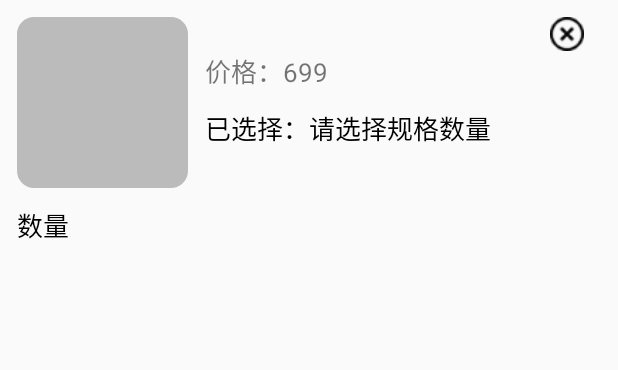
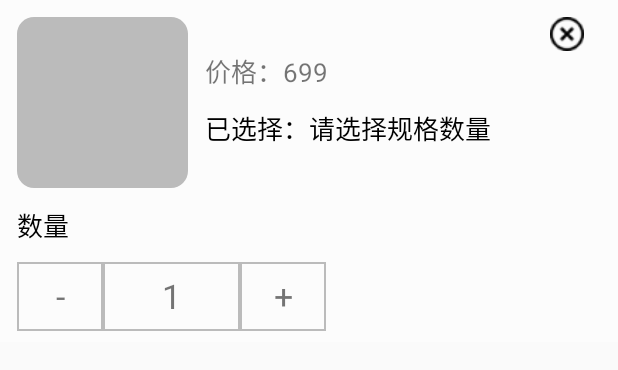
Before and after one commit to tianbao722/-, an Android app: the layout layout_popupwind_good.xml on its own in the app's theme, with its tools: preview values and no code run, on a phone screen of 412 x 824 dp. Shown: the top 370 px of the screen. Run offline under Robolectric (Android 15) with nearby library versions, the phone set to English and light mode, and no system bars.

Commit message:
电商项目

```diff
--- /dev/null
+++ b/app/src/main/res/drawable/shape_borad.xml
@@ -0,0 +1,7 @@
+<?xml version="1.0" encoding="utf-8"?>
+<shape xmlns:android="http://schemas.android.com/apk/res/android">
+    <stroke
+        android:width="@dimen/dp_1"
+        android:color="#bbbbbb" />
+
+</shape>
--- a/app/src/main/res/layout/activity_detail_good.xml
+++ b/app/src/main/res/layout/activity_detail_good.xml
@@ -362,6 +362,7 @@
     </ScrollView>
 
     <LinearLayout
+        android:id="@+id/layout_bottom"
         android:layout_width="match_parent"
         android:layout_height="@dimen/dp_60"
         android:layout_alignParentBottom="true"
--- /dev/null
+++ b/app/src/main/res/layout/layout_custom_cart.xml
@@ -0,0 +1,33 @@
+<?xml version="1.0" encoding="utf-8"?>
+<LinearLayout xmlns:android="http://schemas.android.com/apk/res/android"
+    android:layout_width="match_parent"
+    android:layout_height="match_parent"
+    android:orientation="horizontal">
+
+    <TextView
+        android:id="@+id/tv_subtract"
+        android:layout_width="@dimen/dp_50"
+        android:layout_height="@dimen/dp_40"
+        android:gravity="center"
+        android:text="-"
+        android:background="@drawable/shape_borad"
+        android:textSize="@dimen/sp_20" />
+
+    <TextView
+        android:id="@+id/tv_num"
+        android:layout_width="@dimen/dp_80"
+        android:layout_height="@dimen/dp_40"
+        android:gravity="center"
+        android:text="1"
+        android:background="@drawable/shape_borad"
+        android:textSize="@dimen/sp_20" />
+
+    <TextView
+        android:id="@+id/tv_jia"
+        android:layout_width="@dimen/dp_50"
+        android:layout_height="@dimen/dp_40"
+        android:gravity="center"
+        android:text="+"
+        android:background="@drawable/shape_borad"
+        android:textSize="@dimen/sp_20" />
+</LinearLayout>
--- a/app/src/main/res/layout/layout_popupwind_good.xml
+++ b/app/src/main/res/layout/layout_popupwind_good.xml
@@ -2,7 +2,8 @@
 <androidx.constraintlayout.widget.ConstraintLayout xmlns:android="http://schemas.android.com/apk/res/android"
     xmlns:app="http://schemas.android.com/apk/res-auto"
     android:layout_width="match_parent"
-    android:layout_height="@dimen/dp_200">
+    android:layout_height="@dimen/dp_200"
+    android:background="#FFFFFF">
 
     <ImageView
         android:id="@+id/iv_head_img"
@@ -10,8 +11,8 @@
         android:layout_height="@dimen/dp_100"
         android:layout_marginLeft="@dimen/dp_10"
         android:layout_marginTop="@dimen/dp_10"
+        android:scaleType="centerCrop"
         android:src="@drawable/shape_login"
-        android:scaleType="centerCrop"
         app:layout_constraintLeft_toLeftOf="parent"
         app:layout_constraintTop_toTopOf="parent" />
 
@@ -48,6 +49,7 @@
         app:layout_constraintTop_toTopOf="parent" />
 
     <TextView
+        android:id="@+id/tv_num1"
         android:layout_width="wrap_content"
         android:layout_height="wrap_content"
         android:layout_marginLeft="@dimen/dp_10"
@@ -58,4 +60,14 @@
         app:layout_constraintLeft_toLeftOf="parent"
         app:layout_constraintTop_toBottomOf="@id/iv_head_img" />
 
+    <com.example.xm2.zidingyiView.CartCustomView
+        android:id="@+id/ccv"
+        android:layout_width="wrap_content"
+        android:layout_height="@dimen/dp_40"
+        android:layout_marginLeft="@dimen/dp_10"
+        android:layout_marginTop="@dimen/dp_10"
+        app:layout_constraintLeft_toLeftOf="parent"
+        app:layout_constraintTop_toBottomOf="@+id/tv_num1">
+        <include layout="@layout/layout_custom_cart" />
+    </com.example.xm2.zidingyiView.CartCustomView>
 </androidx.constraintlayout.widget.ConstraintLayout>
```
Also changed, not shown: app/src/main/java/com/example/xm2/ui/home/activity/DetailGoodActivity.java (+69 -0 lines), app/src/main/java/com/example/xm2/zidingyiView/CartCustomView.java (+73 -3 lines).
